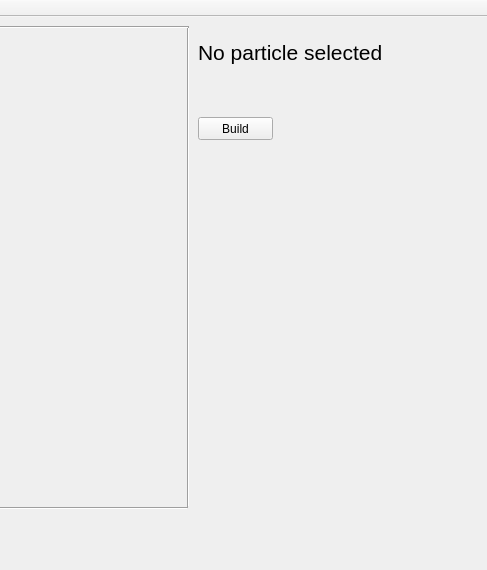
This is TA_ParticleEditor/TA_ParticleEditor/particleeditor.ui in Stureplan/TA_ParticleEditor as Qt 5 draws it before an edit; both pictures show x 462 to 949 and y 0 to 570 of the 949 by 653 pixel window. The edited form follows.
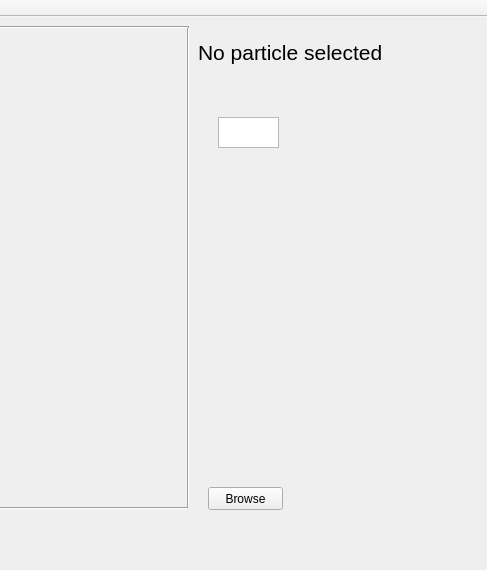
This is the edited form. Custom widgets are drawn as their Qt base class.

Diff of the .ui file:
```diff
--- a/TA_ParticleEditor/TA_ParticleEditor/particleeditor.ui
+++ b/TA_ParticleEditor/TA_ParticleEditor/particleeditor.ui
@@ -118,14 +118,24 @@
    <widget class="QPushButton" name="buildParticleSystem">
     <property name="geometry">
      <rect>
-      <x>660</x>
-      <y>100</y>
+      <x>670</x>
+      <y>470</y>
       <width>75</width>
       <height>23</height>
      </rect>
     </property>
     <property name="text">
-     <string>Build</string>
+     <string>Browse</string>
+    </property>
+   </widget>
+   <widget class="QPlainTextEdit" name="lifetime">
+    <property name="geometry">
+     <rect>
+      <x>680</x>
+      <y>100</y>
+      <width>61</width>
+      <height>31</height>
+     </rect>
     </property>
    </widget>
   </widget>
```
Left out of the diff: 2 changed lines with no effect on the pictures.
